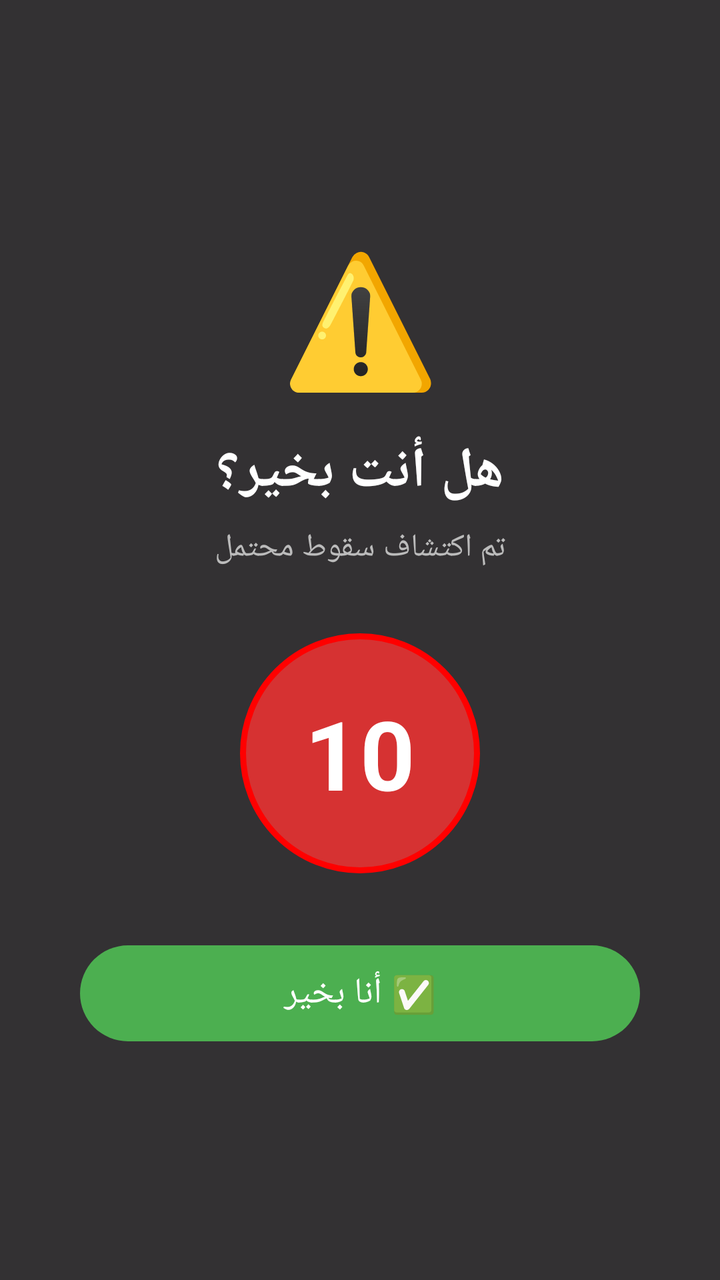
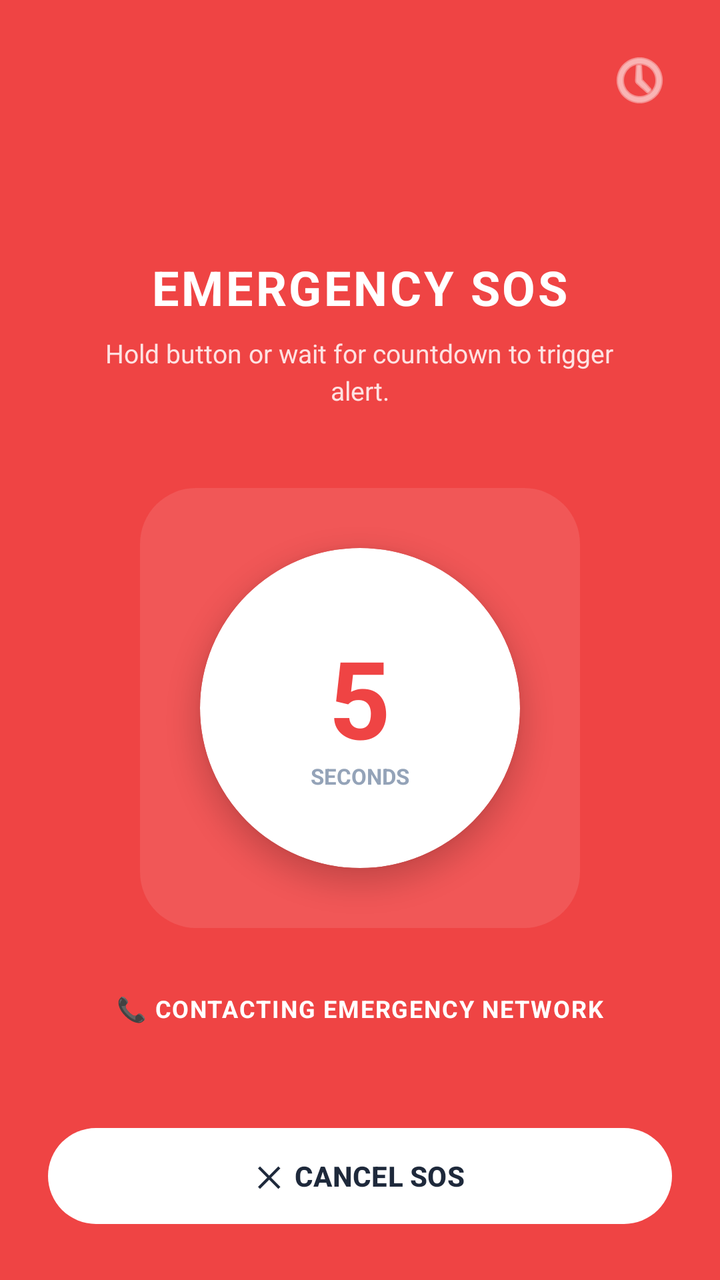

Screens rendered from an Android XML layout before and after an edit, with the pre-edit source and the edit as a unified diff.
<!-- AndroidManifest.xml: application theme Theme.SafeRoute -->
<!-- res/layout/activity_fall_alert.xml -->
<?xml version="1.0" encoding="utf-8"?>
<androidx.constraintlayout.widget.ConstraintLayout
    xmlns:android="http://schemas.android.com/apk/res/android"
    xmlns:app="http://schemas.android.com/apk/res-auto"
    android:layout_width="match_parent"
    android:layout_height="match_parent"
    android:background="#CC000000"
    android:padding="24dp">

    
    <TextView
        android:id="@+id/tvWarningIcon"
        android:layout_width="wrap_content"
        android:layout_height="wrap_content"
        android:text="⚠️"
        android:textSize="64sp"
        app:layout_constraintBottom_toTopOf="@id/tvTitle"
        app:layout_constraintEnd_toEndOf="parent"
        app:layout_constraintStart_toStartOf="parent"
        app:layout_constraintTop_toTopOf="parent"
        app:layout_constraintVertical_chainStyle="packed"/>

    
    <TextView
        android:id="@+id/tvTitle"
        android:layout_width="wrap_content"
        android:layout_height="wrap_content"
        android:layout_marginTop="16dp"
        android:text="هل أنت بخير؟"
        android:textColor="@android:color/white"
        android:textSize="28sp"
        android:textStyle="bold"
        app:layout_constraintBottom_toTopOf="@id/tvSubtitle"
        app:layout_constraintEnd_toEndOf="parent"
        app:layout_constraintStart_toStartOf="parent"
        app:layout_constraintTop_toBottomOf="@id/tvWarningIcon"/>

    
    <TextView
        android:id="@+id/tvSubtitle"
        android:layout_width="wrap_content"
        android:layout_height="wrap_content"
        android:layout_marginTop="8dp"
        android:text="تم اكتشاف سقوط محتمل"
        android:textColor="#BBBBBB"
        android:textSize="16sp"
        app:layout_constraintBottom_toTopOf="@id/tvCountdown"
        app:layout_constraintEnd_toEndOf="parent"
        app:layout_constraintStart_toStartOf="parent"
        app:layout_constraintTop_toBottomOf="@id/tvTitle"/>

    
    <TextView
        android:id="@+id/tvCountdown"
        android:layout_width="120dp"
        android:layout_height="120dp"
        android:layout_marginTop="32dp"
        android:background="@drawable/circle_countdown_bg"
        android:gravity="center"
        android:text="10"
        android:textColor="@android:color/white"
        android:textSize="48sp"
        android:textStyle="bold"
        app:layout_constraintBottom_toTopOf="@id/btnImOkay"
        app:layout_constraintEnd_toEndOf="parent"
        app:layout_constraintStart_toStartOf="parent"
        app:layout_constraintTop_toBottomOf="@id/tvSubtitle" />

    
    <com.google.android.material.button.MaterialButton
        android:id="@+id/btnImOkay"
        android:layout_width="0dp"
        android:layout_height="56dp"
        android:layout_marginTop="32dp"
        android:layout_marginStart="16dp"
        android:layout_marginEnd="16dp"
        android:text="✅ أنا بخير"
        android:textSize="18sp"
        app:backgroundTint="#4CAF50"
        app:cornerRadius="28dp"
        app:layout_constraintBottom_toBottomOf="parent"
        app:layout_constraintEnd_toEndOf="parent"
        app:layout_constraintStart_toStartOf="parent"
        app:layout_constraintTop_toBottomOf="@id/tvCountdown"/>

</androidx.constraintlayout.widget.ConstraintLayout>
<!-- resources referenced by this layout -->
<resources>
  <!-- drawable circle_countdown_bg (drawable) -->
  <?xml version="1.0" encoding="utf-8"?>
  <shape xmlns:android="http://schemas.android.com/apk/res/android"
      android:shape="oval">
      <solid android:color="#CCFF3333" />
      <stroke
          android:width="3dp"
          android:color="#FF0000" />
  </shape>
  <style name="Theme.SafeRoute" parent="Base.Theme.SafeRoute" />
  <style name="Base.Theme.SafeRoute" parent="Theme.Material3.DayNight.NoActionBar">
          
          
      </style>
</resources>

<!-- the commit's change to res/layout/activity_fall_alert.xml (unified diff, before → after) -->
@@ -1,86 +1,230 @@
 <?xml version="1.0" encoding="utf-8"?>
-<androidx.constraintlayout.widget.ConstraintLayout
-    xmlns:android="http://schemas.android.com/apk/res/android"
+<RelativeLayout xmlns:android="http://schemas.android.com/apk/res/android"
     xmlns:app="http://schemas.android.com/apk/res-auto"
     android:layout_width="match_parent"
     android:layout_height="match_parent"
-    android:background="#CC000000"
-    android:padding="24dp">
-
-    
-    <TextView
-        android:id="@+id/tvWarningIcon"
+    android:background="#EF4444">
+
+    <ImageView
+        android:id="@+id/btnOpenLogs"
+        android:layout_width="32dp"
+        android:layout_height="32dp"
+        android:layout_alignParentEnd="true"
+        android:layout_marginTop="24dp"
+        android:layout_marginEnd="24dp"
+        android:src="@android:drawable/ic_menu_recent_history"
+        app:tint="#FFFFFF"
+        android:elevation="5dp"/>
+
+    <LinearLayout
+        android:id="@+id/countdownContainer"
+        android:layout_width="match_parent"
+        android:layout_height="wrap_content"
+        android:orientation="vertical"
+        android:gravity="center_horizontal"
+        android:layout_centerInParent="true"
+        android:padding="24dp"
+        android:visibility="visible">
+        <TextView
+            android:layout_width="wrap_content"
+            android:layout_height="wrap_content"
+            android:text="EMERGENCY SOS"
+            android:textColor="#FFFFFF"
+            android:textSize="24sp"
+            android:textStyle="bold"
+            android:letterSpacing="0.05"/>
+
+        <TextView
+            android:layout_width="wrap_content"
+            android:layout_height="wrap_content"
+            android:text="Hold button or wait for countdown to trigger\nalert."
+            android:textColor="#FEE2E2"
+            android:textSize="13sp"
+            android:gravity="center"
+            android:layout_marginTop="8dp"
+            android:lineSpacingMultiplier="1.2"/>
+
+        <RelativeLayout
+            android:id="@+id/btnSos"
+            android:layout_width="220dp"
+            android:layout_height="220dp"
+            android:layout_marginTop="40dp"
+            android:background="@android:drawable/toast_frame"
+            android:backgroundTint="#1AFFFFFF">
+
+            <com.google.android.material.card.MaterialCardView
+                android:layout_width="160dp"
+                android:layout_height="160dp"
+                android:layout_centerInParent="true"
+                app:cardCornerRadius="80dp"
+                app:cardBackgroundColor="#FFFFFF"
+                app:strokeWidth="0dp"
+                app:cardElevation="8dp">
+
+                <LinearLayout
+                    android:layout_width="match_parent"
+                    android:layout_height="match_parent"
+                    android:orientation="vertical"
+                    android:gravity="center">
+
+                    <TextView
+                        android:id="@+id/tvCountdown"
+                        android:layout_width="wrap_content"
+                        android:layout_height="wrap_content"
+                        android:text="5"
+                        android:textColor="#EF4444"
+                        android:textSize="54sp"
+                        android:textStyle="bold"/>
+
+                    <TextView
+                        android:layout_width="wrap_content"
+                        android:layout_height="wrap_content"
+                        android:text="SECONDS"
+                        android:textColor="#94A3B8"
+                        android:textSize="11sp"
+                        android:textStyle="bold"
+                        android:layout_marginTop="-4dp"/>
+                </LinearLayout>
+            </com.google.android.material.card.MaterialCardView>
+        </RelativeLayout>
+
+        <TextView
+            android:layout_width="wrap_content"
+            android:layout_height="wrap_content"
+            android:text="📞 CONTACTING EMERGENCY NETWORK"
+            android:textColor="#FFFFFF"
+            android:textSize="12sp"
+            android:textStyle="bold"
+            android:layout_marginTop="32dp"
+            android:letterSpacing="0.05"/>
+    </LinearLayout>
+
+    <LinearLayout
+        android:id="@+id/outputContainer"
+        android:layout_width="match_parent"
+        android:layout_height="match_parent"
+        android:orientation="vertical"
+        android:gravity="center_horizontal"
+        android:padding="24dp"
+        android:background="#B91C1C"
+        android:visibility="gone"> <TextView
         android:layout_width="wrap_content"
         android:layout_height="wrap_content"
-        android:text="⚠️"
-        android:textSize="64sp"
-        app:layout_constraintBottom_toTopOf="@id/tvTitle"
-        app:layout_constraintEnd_toEndOf="parent"
-        app:layout_constraintStart_toStartOf="parent"
-        app:layout_constraintTop_toTopOf="parent"
-        app:layout_constraintVertical_chainStyle="packed"/>
-
-    
-    <TextView
-        android:id="@+id/tvTitle"
-        android:layout_width="wrap_content"
-        android:layout_height="wrap_content"
-        android:layout_marginTop="16dp"
-        android:text="هل أنت بخير؟"
-        android:textColor="@android:color/white"
+        android:layout_marginTop="40dp"
+        android:text="EMERGENCY\nACTIVE"
+        android:textColor="#FFFFFF"
         android:textSize="28sp"
         android:textStyle="bold"
-        app:layout_constraintBottom_toTopOf="@id/tvSubtitle"
-        app:layout_constraintEnd_toEndOf="parent"
-        app:layout_constraintStart_toStartOf="parent"
-        app:layout_constraintTop_toBottomOf="@id/tvWarningIcon"/>
-
-    
-    <TextView
-        android:id="@+id/tvSubtitle"
-        android:layout_width="wrap_content"
-        android:layout_height="wrap_content"
-        android:layout_marginTop="8dp"
-        android:text="تم اكتشاف سقوط محتمل"
-        android:textColor="#BBBBBB"
-        android:textSize="16sp"
-        app:layout_constraintBottom_toTopOf="@id/tvCountdown"
-        app:layout_constraintEnd_toEndOf="parent"
-        app:layout_constraintStart_toStartOf="parent"
-        app:layout_constraintTop_toBottomOf="@id/tvTitle"/>
-
-    
-    <TextView
-        android:id="@+id/tvCountdown"
-        android:layout_width="120dp"
-        android:layout_height="120dp"
-        android:layout_marginTop="32dp"
-        android:background="@drawable/circle_countdown_bg"
         android:gravity="center"
-        android:text="10"
-        android:textColor="@android:color/white"
-        android:textSize="48sp"
+        android:letterSpacing="0.05"/>
+
+        <TextView
+            android:layout_width="wrap_content"
+            android:layout_height="wrap_content"
+            android:text="Emergency contacts and services are being\nnotified."
+            android:textColor="#FEE2E2"
+            android:textSize="13sp"
+            android:gravity="center"
+            android:layout_marginTop="8dp"/>
+
+        <com.google.android.material.card.MaterialCardView
+            android:layout_width="140dp"
+            android:layout_height="140dp"
+            android:layout_marginTop="40dp"
+            app:cardCornerRadius="70dp"
+            app:cardBackgroundColor="#FFFFFF"
+            app:strokeWidth="0dp"
+            app:cardElevation="6dp">
+            <TextView
+                android:layout_width="wrap_content"
+                android:layout_height="wrap_content"
+                android:text="C"
+                android:textColor="#B91C1C"
+                android:textSize="48sp"
+                android:layout_gravity="center"/>
+        </com.google.android.material.card.MaterialCardView>
+
+        <TextView
+            android:layout_width="wrap_content"
+            android:layout_height="wrap_content"
+            android:text="Sending emergency alert..."
+            android:textColor="#FFFFFF"
+            android:textSize="14sp"
+            android:textStyle="bold"
+            android:layout_marginTop="48dp"/>
+
+        <com.google.android.material.card.MaterialCardView
+            android:layout_width="match_parent"
+            android:layout_height="48dp"
+            android:layout_marginTop="16dp"
+            app:cardCornerRadius="12dp"
+            app:cardBackgroundColor="#1AFFFFFF"
+            app:strokeWidth="0dp">
+            <TextView
+                android:layout_width="wrap_content"
+                android:layout_height="wrap_content"
+                android:text="📂 Saved to Local Secure DB"
+                android:textColor="#FFFFFF"
+                android:textSize="13sp"
+                android:layout_gravity="center_vertical"
+                android:layout_marginStart="16dp"/>
+        </com.google.android.material.card.MaterialCardView>
+
+        <com.google.android.material.card.MaterialCardView
+            android:layout_width="match_parent"
+            android:layout_height="48dp"
+            android:layout_marginTop="8dp"
+            app:cardCornerRadius="12dp"
+            app:cardBackgroundColor="#1AFFFFFF"
+            app:strokeWidth="0dp">
+            <TextView
+                android:layout_width="wrap_content"
+                android:layout_height="wrap_content"
+                android:text="☁️ Synced with Firebase Cloud"
+                android:textColor="#FFFFFF"
+                android:textSize="13sp"
+                android:layout_gravity="center_vertical"
+                android:layout_marginStart="16dp"/>
+        </com.google.android.material.card.MaterialCardView>
+
+        <View
+            android:layout_width="match_parent"
+            android:layout_height="0dp"
+            android:layout_weight="1"/>
+
+        <TextView
+            android:layout_width="wrap_content"
+            android:layout_height="wrap_content"
+            android:text="SECURE ENCRYPTION ACTIVE • SAFEROUTE V2.4"
+            android:textColor="#FCA5A5"
+            android:textSize="10sp"
+            android:textStyle="bold"
+            android:layout_marginBottom="12dp"
+            android:letterSpacing="0.05"/>
+    </LinearLayout>
+
+    <ProgressBar
+        android:id="@+id/progressBar"
+        android:layout_width="32dp"
+        android:layout_height="32dp"
+        android:layout_above="@id/btnCancelSos"
+        android:layout_centerHorizontal="true"
+        android:layout_marginBottom="16dp"
+        android:indeterminateTint="#FFFFFF"
+        android:visibility="gone"/>
+
+    <com.google.android.material.button.MaterialButton
+        android:id="@+id/btnCancelSos"
+        android:layout_width="match_parent"
+        android:layout_height="56dp"
+        android:layout_alignParentBottom="true"
+        android:layout_margin="24dp"
+        android:text="✕  CANCEL SOS"
+        android:textColor="#1E293B"
+        android:textSize="14sp"
         android:textStyle="bold"
-        app:layout_constraintBottom_toTopOf="@id/btnImOkay"
-        app:layout_constraintEnd_toEndOf="parent"
-        app:layout_constraintStart_toStartOf="parent"
-        app:layout_constraintTop_toBottomOf="@id/tvSubtitle" />
-
-    
-    <com.google.android.material.button.MaterialButton
-        android:id="@+id/btnImOkay"
-        android:layout_width="0dp"
-        android:layout_height="56dp"
-        android:layout_marginTop="32dp"
-        android:layout_marginStart="16dp"
-        android:layout_marginEnd="16dp"
-        android:text="✅ أنا بخير"
-        android:textSize="18sp"
-        app:backgroundTint="#4CAF50"
+        app:backgroundTint="#FFFFFF"
         app:cornerRadius="28dp"
-        app:layout_constraintBottom_toBottomOf="parent"
-        app:layout_constraintEnd_toEndOf="parent"
-        app:layout_constraintStart_toStartOf="parent"
-        app:layout_constraintTop_toBottomOf="@id/tvCountdown"/>
-
-</androidx.constraintlayout.widget.ConstraintLayout>
+        android:visibility="visible"/>
+
+</RelativeLayout>
<!-- resource entries referenced after the edit -->
@@ -1,14 +1,5 @@
 <!-- resources referenced by this layout -->
 <resources>
-  <!-- drawable circle_countdown_bg (drawable) -->
-  <?xml version="1.0" encoding="utf-8"?>
-  <shape xmlns:android="http://schemas.android.com/apk/res/android"
-      android:shape="oval">
-      <solid android:color="#CCFF3333" />
-      <stroke
-          android:width="3dp"
-          android:color="#FF0000" />
-  </shape>
   <style name="Theme.SafeRoute" parent="Base.Theme.SafeRoute" />
   <style name="Base.Theme.SafeRoute" parent="Theme.Material3.DayNight.NoActionBar">
           
